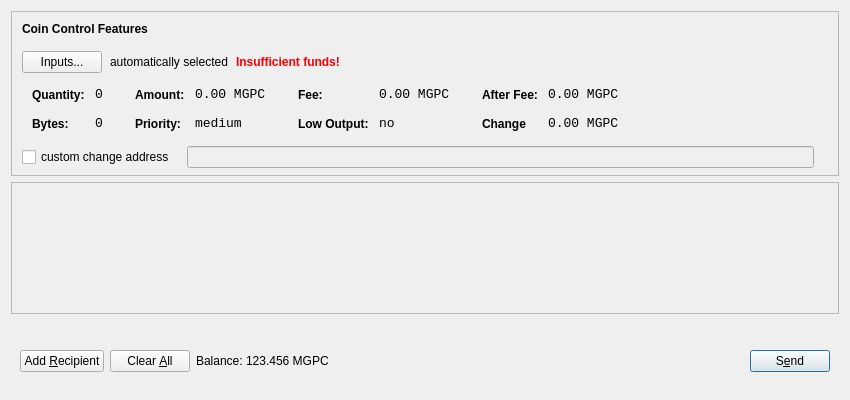
This is src/qt/forms/sendcoinsdialog.ui in mgpc-lab/MagpieCoin as Qt 5 draws it before an edit. The edited form follows.
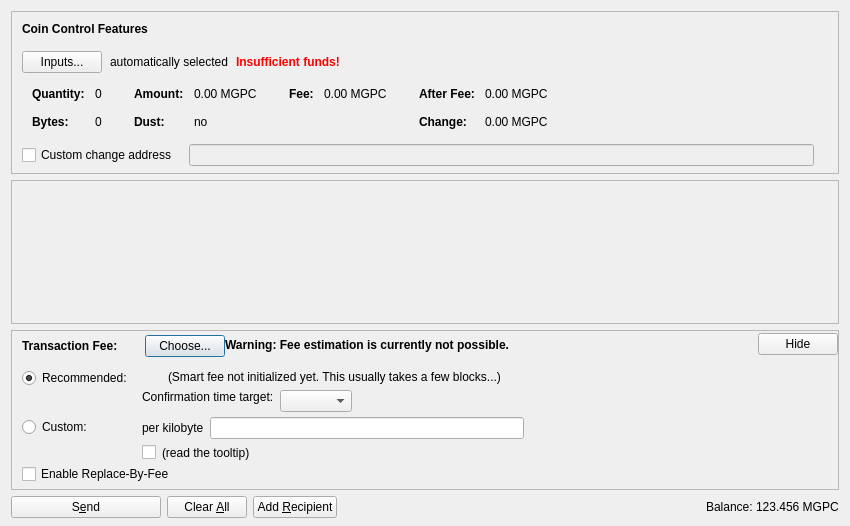
This is the edited form. Icons and pictures are not drawn. Custom widgets are drawn as their Qt base class.

```diff
--- a/src/qt/forms/sendcoinsdialog.ui
+++ b/src/qt/forms/sendcoinsdialog.ui
@@ -7,13 +7,13 @@
     <x>0</x>
     <y>0</y>
     <width>850</width>
-    <height>400</height>
+    <height>526</height>
    </rect>
   </property>
   <property name="windowTitle">
    <string>Send Coins</string>
   </property>
-  <layout class="QVBoxLayout" name="verticalLayout" stretch="0,1,0">
+  <layout class="QVBoxLayout" name="verticalLayout" stretch="0,1,0,0">
    <property name="bottomMargin">
     <number>8</number>
    </property>
@@ -39,7 +39,7 @@
      </property>
      <layout class="QVBoxLayout" name="verticalLayoutCoinControl2">
       <property name="spacing">
-       <number>6</number>
+       <number>0</number>
       </property>
       <property name="leftMargin">
        <number>0</number>
@@ -109,6 +109,9 @@
             <property name="text">
              <string>Inputs...</string>
             </property>
+            <property name="autoDefault">
+             <bool>false</bool>
+            </property>
            </widget>
           </item>
           <item>
@@ -215,8 +218,11 @@
                </property>
                <item row="0" column="0">
                 <widget class="QLabel" name="labelCoinControlQuantityText">
-                 <property name="styleSheet">
-                  <string notr="true">font-weight:bold;</string>
+                 <property name="font">
+                  <font>
+                   <weight>75</weight>
+                   <bold>true</bold>
+                  </font>
                  </property>
                  <property name="text">
                   <string>Quantity:</string>
@@ -228,12 +234,6 @@
                </item>
                <item row="0" column="1">
                 <widget class="QLabel" name="labelCoinControlQuantity">
-                 <property name="font">
-                  <font>
-                   <family>Monospace</family>
-                   <pointsize>10</pointsize>
-                  </font>
-                 </property>
                  <property name="cursor">
                   <cursorShape>IBeamCursor</cursorShape>
                  </property>
@@ -241,7 +241,7 @@
                   <enum>Qt::ActionsContextMenu</enum>
                  </property>
                  <property name="text">
-                  <string>0</string>
+                  <string notr="true">0</string>
                  </property>
                  <property name="margin">
                   <number>0</number>
@@ -253,8 +253,11 @@
                </item>
                <item row="1" column="0">
                 <widget class="QLabel" name="labelCoinControlBytesText">
-                 <property name="styleSheet">
-                  <string notr="true">font-weight:bold;</string>
+                 <property name="font">
+                  <font>
+                   <weight>75</weight>
+                   <bold>true</bold>
+                  </font>
                  </property>
                  <property name="text">
                   <string>Bytes:</string>
@@ -263,12 +266,6 @@
                </item>
                <item row="1" column="1">
                 <widget class="QLabel" name="labelCoinControlBytes">
-                 <property name="font">
-                  <font>
-                   <family>Monospace</family>
-                   <pointsize>10</pointsize>
-                  </font>
-                 </property>
                  <property name="cursor">
                   <cursorShape>IBeamCursor</cursorShape>
                  </property>
@@ -276,7 +273,7 @@
                   <enum>Qt::ActionsContextMenu</enum>
                  </property>
                  <property name="text">
-                  <string>0</string>
+                  <string notr="true">0</string>
                  </property>
                  <property name="textInteractionFlags">
                   <set>Qt::LinksAccessibleByMouse|Qt::TextSelectableByKeyboard|Qt::TextSelectableByMouse</set>
@@ -304,8 +301,11 @@
                </property>
                <item row="0" column="0">
                 <widget class="QLabel" name="labelCoinControlAmountText">
-                 <property name="styleSheet">
-                  <string notr="true">font-weight:bold;</string>
+                 <property name="font">
+                  <font>
+                   <weight>75</weight>
+                   <bold>true</bold>
+                  </font>
                  </property>
                  <property name="text">
                   <string>Amount:</string>
@@ -317,12 +317,6 @@
                </item>
                <item row="0" column="1">
                 <widget class="QLabel" name="labelCoinControlAmount">
-                 <property name="font">
-                  <font>
-                   <family>Monospace</family>
-                   <pointsize>10</pointsize>
-                  </font>
-                 </property>
                  <property name="cursor">
                   <cursorShape>IBeamCursor</cursorShape>
                  </property>
@@ -330,7 +324,7 @@
                   <enum>Qt::ActionsContextMenu</enum>
                  </property>
                  <property name="text">
-                  <string>0.00 MGPC</string>
+                  <string notr="true">0.00 MGPC</string>
                  </property>
                  <property name="textInteractionFlags">
                   <set>Qt::LinksAccessibleByMouse|Qt::TextSelectableByKeyboard|Qt::TextSelectableByMouse</set>
@@ -338,23 +332,20 @@
                 </widget>
                </item>
                <item row="1" column="0">
-                <widget class="QLabel" name="labelCoinControlPriorityText">
-                 <property name="styleSheet">
-                  <string notr="true">font-weight:bold;</string>
+                <widget class="QLabel" name="labelCoinControlLowOutputText">
+                 <property name="font">
+                  <font>
+                   <weight>75</weight>
+                   <bold>true</bold>
+                  </font>
                  </property>
                  <property name="text">
-                  <string>Priority:</string>
+                  <string>Dust:</string>
                  </property>
                 </widget>
                </item>
                <item row="1" column="1">
-                <widget class="QLabel" name="labelCoinControlPriority">
-                 <property name="font">
-                  <font>
-                   <family>Monospace</family>
-                   <pointsize>10</pointsize>
-                  </font>
-                 </property>
+                <widget class="QLabel" name="labelCoinControlLowOutput">
                  <property name="cursor">
                   <cursorShape>IBeamCursor</cursorShape>
                  </property>
@@ -362,7 +353,7 @@
                   <enum>Qt::ActionsContextMenu</enum>
                  </property>
                  <property name="text">
-                  <string>medium</string>
+                  <string notr="true">no</string>
                  </property>
                  <property name="textInteractionFlags">
                   <set>Qt::LinksAccessibleByMouse|Qt::TextSelectableByKeyboard|Qt::TextSelectableByMouse</set>
@@ -390,8 +381,11 @@
                </property>
                <item row="0" column="0">
                 <widget class="QLabel" name="labelCoinControlFeeText">
-                 <property name="styleSheet">
-                  <string notr="true">font-weight:bold;</string>
+                 <property name="font">
+                  <font>
+                   <weight>75</weight>
+                   <bold>true</bold>
+                  </font>
                  </property>
                  <property name="text">
                   <string>Fee:</string>
@@ -403,12 +397,6 @@
                </item>
                <item row="0" column="1">
                 <widget class="QLabel" name="labelCoinControlFee">
-                 <property name="font">
-                  <font>
-                   <family>Monospace</family>
-                   <pointsize>10</pointsize>
-                  </font>
-                 </property>
                  <property name="cursor">
                   <cursorShape>IBeamCursor</cursorShape>
                  </property>
@@ -416,39 +404,7 @@
                   <enum>Qt::ActionsContextMenu</enum>
                  </property>
                  <property name="text">
-                  <string>0.00 MGPC</string>
-                 </property>
-                 <property name="textInteractionFlags">
-                  <set>Qt::LinksAccessibleByMouse|Qt::TextSelectableByKeyboard|Qt::TextSelectableByMouse</set>
-                 </property>
-                </widget>
-               </item>
-               <item row="1" column="0">
-                <widget class="QLabel" name="labelCoinControlLowOutputText">
-                 <property name="styleSheet">
-                  <string notr="true">font-weight:bold;</string>
-                 </property>
-                 <property name="text">
-                  <string>Low Output:</string>
-                 </property>
-                </widget>
-               </item>
-               <item row="1" column="1">
-                <widget class="QLabel" name="labelCoinControlLowOutput">
-                 <property name="font">
-                  <font>
-                   <family>Monospace</family>
-                   <pointsize>10</pointsize>
-                  </font>
-                 </property>
-                 <property name="cursor">
-                  <cursorShape>IBeamCursor</cursorShape>
-                 </property>
-                 <property name="contextMenuPolicy">
-                  <enum>Qt::ActionsContextMenu</enum>
-                 </property>
-                 <property name="text">
-                  <string>no</string>
+                  <string notr="true">0.00 MGPC</string>
                  </property>
                  <property name="textInteractionFlags">
                   <set>Qt::LinksAccessibleByMouse|Qt::TextSelectableByKeyboard|Qt::TextSelectableByMouse</set>
@@ -476,8 +432,11 @@
                </property>
                <item row="0" column="0">
                 <widget class="QLabel" name="labelCoinControlAfterFeeText">
-                 <property name="styleSheet">
-                  <string notr="true">font-weight:bold;</string>
+                 <property name="font">
+                  <font>
+                   <weight>75</weight>
+                   <bold>true</bold>
+                  </font>
                  </property>
                  <property name="text">
                   <string>After Fee:</string>
@@ -489,12 +448,6 @@
                </item>
                <item row="0" column="1">
                 <widget class="QLabel" name="labelCoinControlAfterFee">
-                 <property name="font">
-                  <font>
-                   <family>Monospace</family>
-                   <pointsize>10</pointsize>
-                  </font>
-                 </property>
                  <property name="cursor">
                   <cursorShape>IBeamCursor</cursorShape>
                  </property>
@@ -502,7 +455,7 @@
                   <enum>Qt::ActionsContextMenu</enum>
                  </property>
                  <property name="text">
-                  <string>0.00 MGPC</string>
+                  <string notr="true">0.00 MGPC</string>
                  </property>
                  <property name="textInteractionFlags">
                   <set>Qt::LinksAccessibleByMouse|Qt::TextSelectableByKeyboard|Qt::TextSelectableByMouse</set>
@@ -511,22 +464,19 @@
                </item>
                <item row="1" column="0">
                 <widget class="QLabel" name="labelCoinControlChangeText">
-                 <property name="styleSheet">
-                  <string notr="true">font-weight:bold;</string>
+                 <property name="font">
+                  <font>
+                   <weight>75</weight>
+                   <bold>true</bold>
+                  </font>
                  </property>
                  <property name="text">
-                  <string>Change</string>
+                  <string>Change:</string>
                  </property>
                 </widget>
                </item>
                <item row="1" column="1">
                 <widget class="QLabel" name="labelCoinControlChange">
-                 <property name="font">
-                  <font>
-                   <family>Monospace</family>
-                   <pointsize>10</pointsize>
-                  </font>
-                 </property>
                  <property name="cursor">
                   <cursorShape>IBeamCursor</cursorShape>
                  </property>
@@ -534,7 +484,7 @@
                   <enum>Qt::ActionsContextMenu</enum>
                  </property>
                  <property name="text">
-                  <string>0.00 MGPC</string>
+                  <string notr="true">0.00 MGPC</string>
                  </property>
                  <property name="textInteractionFlags">
                   <set>Qt::LinksAccessibleByMouse|Qt::TextSelectableByKeyboard|Qt::TextSelectableByMouse</set>
@@ -564,13 +514,16 @@
           </property>
           <item>
            <widget class="QCheckBox" name="checkBoxCoinControlChange">
+            <property name="toolTip">
+             <string>If this is activated, but the change address is empty or invalid, change will be sent to a newly generated address.</string>
+            </property>
             <property name="text">
-             <string>custom change address</string>
+             <string>Custom change address</string>
             </property>
            </widget>
           </item>
           <item>
-           <widget class="QLineEdit" name="lineEditCoinControlChange">
+           <widget class="QValidatedLineEdit" name="lineEditCoinControlChange">
             <property name="enabled">
              <bool>false</bool>
             </property>
@@ -638,7 +591,7 @@
         <height>104</height>
        </rect>
       </property>
-      <layout class="QVBoxLayout" name="verticalLayout_2">
+      <layout class="QVBoxLayout" name="verticalLayout_2" stretch="0,1">
        <property name="leftMargin">
         <number>0</number>
        </property>
@@ -676,143 +629,654 @@
     </widget>
    </item>
    <item>
-    <widget class="QWidget" name="buttonBar" native="true">
-     <layout class="QHBoxLayout" name="horizontalLayout">
+    <widget class="QFrame" name="frameFee">
+     <property name="sizePolicy">
+      <sizepolicy hsizetype="Expanding" vsizetype="Expanding">
+       <horstretch>0</horstretch>
+       <verstretch>0</verstretch>
+      </sizepolicy>
+     </property>
+     <property name="maximumSize">
+      <size>
+       <width>16777215</width>
+       <height>16777215</height>
+      </size>
+     </property>
+     <property name="frameShape">
+      <enum>QFrame::StyledPanel</enum>
+     </property>
+     <property name="frameShadow">
+      <enum>QFrame::Sunken</enum>
+     </property>
+     <layout class="QVBoxLayout" name="verticalLayoutFee1">
+      <property name="spacing">
+       <number>0</number>
+      </property>
       <property name="leftMargin">
-       <number>9</number>
+       <number>0</number>
       </property>
       <property name="topMargin">
-       <number>30</number>
+       <number>0</number>
       </property>
       <property name="rightMargin">
-       <number>9</number>
+       <number>0</number>
       </property>
       <property name="bottomMargin">
-       <number>20</number>
+       <number>0</number>
       </property>
       <item>
-       <widget class="QPushButton" name="addButton">
-        <property name="maximumSize">
-         <size>
-          <width>136</width>
-          <height>36</height>
-         </size>
-        </property>
-        <property name="toolTip">
-         <string>Send to multiple recipients at once</string>
-        </property>
-        <property name="text">
-         <string>Add &amp;Recipient</string>
-        </property>
-        <property name="autoDefault">
-         <bool>false</bool>
-        </property>
-       </widget>
-      </item>
-      <item>
-       <widget class="QPushButton" name="clearButton">
-        <property name="sizePolicy">
-         <sizepolicy hsizetype="Minimum" vsizetype="Fixed">
-          <horstretch>0</horstretch>
-          <verstretch>0</verstretch>
-         </sizepolicy>
-        </property>
-        <property name="maximumSize">
-         <size>
-          <width>100</width>
-          <height>36</height>
-         </size>
-        </property>
-        <property name="toolTip">
-         <string>Remove all transaction fields</string>
-        </property>
-        <property name="text">
-         <string>Clear &amp;All</string>
-        </property>
-        <property name="autoRepeatDelay">
-         <number>300</number>
-        </property>
-        <property name="autoDefault">
-         <bool>false</bool>
-        </property>
-       </widget>
-      </item>
-      <item>
-       <layout class="QHBoxLayout" name="horizontalLayout_2">
+       <layout class="QVBoxLayout" name="verticalLayoutFee2" stretch="0,0,0">
         <property name="spacing">
-         <number>3</number>
+         <number>0</number>
         </property>
+        <property name="leftMargin">
+         <number>10</number>
+        </property>
+        <property name="topMargin">
+         <number>0</number>
+        </property>
         <item>
-         <widget class="QLabel" name="label">
-          <property name="sizePolicy">
-           <sizepolicy hsizetype="Preferred" vsizetype="Fixed">
-            <horstretch>0</horstretch>
-            <verstretch>0</verstretch>
-           </sizepolicy>
+         <layout class="QHBoxLayout" name="horizontalLayoutFee1">
+          <property name="bottomMargin">
+           <number>0</number>
           </property>
-          <property name="text">
-           <string>Balance:</string>
-          </property>
+          <item>
+           <layout class="QVBoxLayout" name="verticalLayoutFee7">
+            <property name="spacing">
+             <number>0</number>
+            </property>
+            <item>
+             <spacer name="verticalSpacerSmartFee">
+              <property name="orientation">
+               <enum>Qt::Vertical</enum>
+              </property>
+              <property name="sizeType">
+               <enum>QSizePolicy::Fixed</enum>
+              </property>
+              <property name="sizeHint" stdset="0">
+               <size>
+                <width>1</width>
+                <height>4</height>
+               </size>
+              </property>
+             </spacer>
+            </item>
+            <item>
+             <layout class="QHBoxLayout" name="horizontalLayoutSmartFee">
+              <property name="spacing">
+               <number>10</number>
+              </property>
+              <item>
+               <widget class="QLabel" name="labelFeeHeadline">
+                <property name="sizePolicy">
+                 <sizepolicy hsizetype="Preferred" vsizetype="Maximum">
+                  <horstretch>0</horstretch>
+                  <verstretch>0</verstretch>
+                 </sizepolicy>
+                </property>
+                <property name="font">
+                 <font>
+                  <weight>75</weight>
+                  <bold>true</bold>
+                 </font>
+                </property>
+                <property name="styleSheet">
+                 <string notr="true">font-weight:bold;</string>
+                </property>
+                <property name="text">
+                 <string>Transaction Fee:</string>
+                </property>
+               </widget>
+              </item>
+              <item>
+               <widget class="QLabel" name="labelFeeMinimized">
+                <property name="text">
+                 <string/>
+                </property>
+               </widget>
+              </item>
+              <item>
+               <widget class="QPushButton" name="buttonChooseFee">
+                <property name="text">
+                 <string>Choose...</string>
+                </property>
+               </widget>
+              </item>
+             </layout>
+            </item>
+            <item>
+             <spacer name="verticalSpacer_5">
+              <property name="orientation">
+               <enum>Qt::Vertical</enum>
+              </property>
+              <property name="sizeHint" stdset="0">
+               <size>
+                <width>1</width>
+                <height>1</height>
+               </size>
+              </property>
+             </spacer>
+            </item>
+           </layout>
+          </item>
+          <item>
+           <widget class="QLabel" name="fallbackFeeWarningLabel">
+            <property name="toolTip">
+             <string>Using the fallbackfee can result in sending a transaction that will take several hours or days (or never) to confirm. Consider choosing your fee manually or wait until you have validated the complete chain.</string>
+            </property>
+            <property name="font">
+            <font>
+                <weight>75</weight>
+                <bold>true</bold>
+            </font>
+            </property>
+            <property name="text">
+             <string>Warning: Fee estimation is currently not possible.</string>
+            </property>
+            <property name="wordWrap">
+             <bool>false</bool>
+            </property>
+           </widget>
+          </item>
+          <item>
+           <spacer name="horizontalSpacer_4">
+            <property name="orientation">
+             <enum>Qt::Horizontal</enum>
+            </property>
+            <property name="sizeType">
+             <enum>QSizePolicy::MinimumExpanding</enum>
+            </property>
+            <property name="sizeHint" stdset="0">
+             <size>
+              <width>40</width>
+              <height>20</height>
+             </size>
+            </property>
+           </spacer>
+          </item>
+          <item>
+           <widget class="QPushButton" name="buttonMinimizeFee">
+            <property name="toolTip">
+             <string>collapse fee-settings</string>
+            </property>
+            <property name="text">
+             <string>Hide</string>
+            </property>
+           </widget>
+          </item>
+         </layout>
+        </item>
+        <item>
+         <widget class="QFrame" name="frameFeeSelection">
+          <layout class="QVBoxLayout" name="verticalLayoutFee12">
+           <property name="spacing">
+            <number>0</number>
+           </property>
+           <property name="leftMargin">
+            <number>0</number>
+           </property>
+           <property name="topMargin">
+            <number>0</number>
+           </property>
+           <property name="rightMargin">
+            <number>0</number>
+           </property>
+           <property name="bottomMargin">
+            <number>0</number>
+           </property>
+           <item>
+            <layout class="QGridLayout" name="gridLayoutFee">
+             <property name="topMargin">
+              <number>10</number>
+             </property>
+             <property name="bottomMargin">
+              <number>4</number>
+             </property>
+             <property name="horizontalSpacing">
+              <number>10</number>
+             </property>
+             <property name="verticalSpacing">
+              <number>4</number>
+             </property>
+             <item row="1" column="1">
+              <layout class="QVBoxLayout" name="verticalLayoutFee8">
+               <property name="spacing">
+                <number>6</number>
+               </property>
+               <item>
+                <layout class="QHBoxLayout" name="horizontalLayoutFee13">
+                 <item>
+                  <widget class="QLabel" name="labelCustomPerKilobyte">
+                   <property name="toolTip">
+                    <string>Specify a custom fee per kB (1,000 bytes) of the transaction's virtual size.
+
+Note:  Since the fee is calculated on a per-byte basis, a fee of "100 satoshis per kB" for a transaction size of 500 bytes (half of 1 kB) would ultimately yield a fee of only 50 satoshis.</string>
+                   </property>
+                   <property name="text">
+                    <string>per kilobyte</string>
+                   </property>
+                  </widget>
+                 </item>
+                 <item>
+                  <widget class="MagpieCoinAmountField" name="customFee"/>
+                 </item>
+                 <item>
+                  <spacer name="horizontalSpacer_6">
+                   <property name="orientation">
+                    <enum>Qt::Horizontal</enum>
+                   </property>
+                   <property name="sizeHint" stdset="0">
+                    <size>
+                     <width>1</width>
+                     <height>1</height>
+                    </size>
+                   </property>
+                  </spacer>
+                 </item>
+                </layout>
+               </item>
+               <item>
+                <layout class="QHBoxLayout" name="horizontalLayoutFee8">
+                 <item>
+                  <widget class="QCheckBox" name="checkBoxMinimumFee">
+                   <property name="toolTip">
+                    <string>Paying only the minimum fee is just fine as long as there is less transaction volume than space in the blocks. But be aware that this can end up in a never confirming transaction once there is more demand for magpiecoin transactions than the network can process.</string>
+                   </property>
+                   <property name="text">
+                    <string/>
+                   </property>
+                  </widget>
+                 </item>
+                 <item>
+                  <widget class="QLabel" name="labelMinFeeWarning">
+                   <property name="enabled">
+                    <bool>true</bool>
+                   </property>
+                   <property name="toolTip">
+                    <string>Paying only the minimum fee is just fine as long as there is less transaction volume than space in the blocks. But be aware that this can end up in a never confirming transaction once there is more demand for magpiecoin transactions than the network can process.</string>
+                   </property>
+                   <property name="text">
+                    <string>(read the tooltip)</string>
+                   </property>
+                   <property name="margin">
+                    <number>5</number>
+                   </property>
+                  </widget>
+                 </item>
+                 <item>
+                  <spacer name="horizontalSpacer_2">
+                   <property name="orientation">
+                    <enum>Qt::Horizontal</enum>
+                   </property>
+                   <property name="sizeHint" stdset="0">
+                    <size>
+                     <width>1</width>
+                     <height>1</height>
+                    </size>
+                   </property>
+                  </spacer>
+                 </item>
+                </layout>
+               </item>
+              </layout>
+             </item>
+             <item row="0" column="0">
+              <layout class="QVBoxLayout" name="verticalLayoutFee4" stretch="0,1">
+               <item>
+                <widget class="QRadioButton" name="radioSmartFee">
+                 <property name="text">
+                  <string>Recommended:</string>
+                 </property>
+                 <property name="checked">
+                  <bool>true</bool>
+                 </property>
+                 <attribute name="buttonGroup">
+                  <string notr="true">groupFee</string>
+                 </attribute>
+                </widget>
+               </item>
+               <item>
+                <spacer name="verticalSpacer_2">
+                 <property name="orientation">
+                  <enum>Qt::Vertical</enum>
+                 </property>
+                 <property name="sizeHint" stdset="0">
+                  <size>
+                   <width>1</width>
+                   <height>1</height>
+                  </size>
+                 </property>
+                </spacer>
+               </item>
+              </layout>
+             </item>
+             <item row="1" column="0">
+              <layout class="QVBoxLayout" name="verticalLayoutFee9" stretch="0,1">
+               <item>
+                <widget class="QRadioButton" name="radioCustomFee">
+                 <property name="text">
+                  <string>Custom:</string>
+                 </property>
+                 <attribute name="buttonGroup">
+                  <string notr="true">groupFee</string>
+                 </attribute>
+                </widget>
+               </item>
+               <item>
+                <spacer name="verticalSpacer_6">
+                 <property name="orientation">
+                  <enum>Qt::Vertical</enum>
+                 </property>
+                 <property name="sizeHint" stdset="0">
+                  <size>
+                   <width>1</width>
+                   <height>1</height>
+                  </size>
+                 </property>
+                </spacer>
+               </item>
+              </layout>
+             </item>
+             <item row="0" column="1">
+              <layout class="QVBoxLayout" name="verticalLayoutFee3" stretch="0,0,1">
+               <property name="spacing">
+                <number>6</number>
+               </property>
+               <property name="topMargin">
+                <number>2</number>
+               </property>
+               <item>
+                <layout class="QHBoxLayout" name="horizontalLayoutFee12">
+                 <item>
+                  <widget class="QLabel" name="labelSmartFee">
+                   <property name="text">
+                    <string/>
+                   </property>
+                   <property name="margin">
+                    <number>2</number>
+                   </property>
+                  </widget>
+                 </item>
+                 <item>
+                  <widget class="QLabel" name="labelFeeEstimation">
+                   <property name="text">
+                    <string/>
+                   </property>
+                  </widget>
+                 </item>
+                 <item>
+                  <widget class="QLabel" name="labelSmartFee2">
+                   <property name="text">
+                    <string>(Smart fee not initialized yet. This usually takes a few blocks...)</string>
+                   </property>
+                   <property name="margin">
+                    <number>2</number>
+                   </property>
+                  </widget>
+                 </item>
+                 <item>
+                  <spacer name="horizontalSpacer_5">
+                   <property name="orientation">
+                    <enum>Qt::Horizontal</enum>
+                   </property>
+                   <property name="sizeHint" stdset="0">
+                    <size>
+                     <width>1</width>
+                     <height>1</height>
+                    </size>
+                   </property>
+                  </spacer>
+                 </item>
+                </layout>
+               </item>
+               <item>
+                <layout class="QHBoxLayout" name="horizontalLayoutFee9">
+                 <item>
+                  <layout class="QVBoxLayout" name="verticalLayoutFee6">
+                   <item>
+                    <widget class="QLabel" name="labelSmartFee3">
+                     <property name="text">
+                      <string>Confirmation time target:</string>
+                     </property>
+                     <property name="margin">
+                      <number>2</number>
+                     </property>
+                    </widget>
+                   </item>
+                   <item>
+                    <spacer name="verticalSpacer_3">
+                     <property name="orientation">
+                      <enum>Qt::Vertical</enum>
+                     </property>
+                     <property name="sizeHint" stdset="0">
+                      <size>
+                       <width>1</width>
+                       <height>1</height>
+                      </size>
+                     </property>
+                    </spacer>
+                   </item>
+                  </layout>
+                 </item>
+                 <item>
+                  <layout class="QVBoxLayout" name="verticalLayoutFee5">
+                   <property name="rightMargin">
+                    <number>30</number>
+                   </property>
+                   <item>
+                    <layout class="QHBoxLayout" name="horizontalLayoutConfTarget">
+                     <property name="bottomMargin">
+                      <number>0</number>
+                     </property>
+                     <item>
+                      <widget class="QComboBox" name="confTargetSelector"/>
+                     </item>
+                     <item>
+                      <spacer name="horizontalSpacerConfTarget">
+                       <property name="orientation">
+                        <enum>Qt::Horizontal</enum>
+                       </property>
+                       <property name="sizeHint" stdset="0">
+                        <size>
+                         <width>40</width>
+                         <height>20</height>
+                        </size>
+                       </property>
+                      </spacer>
+                     </item>
+                    </layout>
+                   </item>
+                  </layout>
+                 </item>
+                </layout>
+               </item>
+               <item>
+                <spacer name="verticalSpacer_4">
+                 <property name="orientation">
+                  <enum>Qt::Vertical</enum>
+                 </property>
+                 <property name="sizeHint" stdset="0">
+                  <size>
+                   <width>1</width>
+                   <height>1</height>
+                  </size>
+                 </property>
+                </spacer>
+               </item>
+              </layout>
+             </item>
+            </layout>
+           </item>
+           <item>
+            <widget class="QCheckBox" name="optInRBF">
+             <property name="text">
+              <string>Enable Replace-By-Fee</string>
+             </property>
+             <property name="toolTip">
+              <string>With Replace-By-Fee (BIP-125) you can increase a transaction's fee after it is sent. Without this, a higher fee may be recommended to compensate for increased transaction delay risk.</string>
+             </property>
+            </widget>
+           </item>
+          </layout>
          </widget>
         </item>
         <item>
-         <widget class="QLabel" name="labelBalance">
-          <property name="sizePolicy">
-           <sizepolicy hsizetype="Preferred" vsizetype="Fixed">
-            <horstretch>0</horstretch>
-            <verstretch>0</verstretch>
-           </sizepolicy>
+         <spacer name="verticalSpacerFee">
+          <property name="orientation">
+           <enum>Qt::Vertical</enum>
           </property>
-          <property name="cursor">
-           <cursorShape>IBeamCursor</cursorShape>
+          <property name="sizeHint" stdset="0">
+           <size>
+            <width>40</width>
+            <height>5</height>
+           </size>
           </property>
-          <property name="text">
-           <string>123.456 MGPC</string>
-          </property>
-          <property name="textInteractionFlags">
-           <set>Qt::LinksAccessibleByMouse|Qt::TextSelectableByKeyboard|Qt::TextSelectableByMouse</set>
-          </property>
-         </widget>
+         </spacer>
         </item>
        </layout>
       </item>
-      <item>
-       <spacer name="horizontalSpacer">
-        <property name="orientation">
-         <enum>Qt::Horizontal</enum>
-        </property>
-        <property name="sizeHint" stdset="0">
-         <size>
-          <width>40</width>
-          <height>20</height>
-         </size>
-        </property>
-       </spacer>
-      </item>
-      <item>
-       <widget class="QPushButton" name="sendButton">
-        <property name="maximumSize">
-         <size>
-          <width>96</width>
-          <height>36</height>
-         </size>
-        </property>
-        <property name="toolTip">
-         <string>Confirm the send action</string>
-        </property>
-        <property name="text">
-         <string>S&amp;end</string>
-        </property>
-        <property name="default">
-         <bool>true</bool>
-        </property>
-       </widget>
-      </item>
      </layout>
     </widget>
    </item>
+   <item>
+    <layout class="QHBoxLayout" name="horizontalLayout">
+     <item>
+      <widget class="QPushButton" name="sendButton">
+       <property name="minimumSize">
+        <size>
+         <width>150</width>
+         <height>0</height>
+        </size>
+       </property>
+       <property name="toolTip">
+        <string>Confirm the send action</string>
+       </property>
+       <property name="text">
+        <string>S&amp;end</string>
+       </property>
+       <property name="icon">
+        <iconset resource="../magpiecoin.qrc">
+         <normaloff>:/icons/send</normaloff>:/icons/send</iconset>
+       </property>
+       <property name="autoDefault">
+        <bool>false</bool>
+       </property>
+       <property name="default">
+        <bool>false</bool>
+       </property>
+      </widget>
+     </item>
+     <item>
+      <widget class="QPushButton" name="clearButton">
+       <property name="sizePolicy">
+        <sizepolicy hsizetype="Minimum" vsizetype="Fixed">
+         <horstretch>0</horstretch>
+         <verstretch>0</verstretch>
+        </sizepolicy>
+       </property>
+       <property name="toolTip">
+        <string>Clear all fields of the form.</string>
+       </property>
+       <property name="text">
+        <string>Clear &amp;All</string>
+       </property>
+       <property name="icon">
+        <iconset resource="../magpiecoin.qrc">
+         <normaloff>:/icons/remove</normaloff>:/icons/remove</iconset>
+       </property>
+       <property name="autoDefault">
+        <bool>false</bool>
+       </property>
+      </widget>
+     </item>
+     <item>
+      <widget class="QPushButton" name="addButton">
+       <property name="toolTip">
+        <string>Send to multiple recipients at once</string>
+       </property>
+       <property name="text">
+        <string>Add &amp;Recipient</string>
+       </property>
+       <property name="icon">
+        <iconset resource="../magpiecoin.qrc">
+         <normaloff>:/icons/add</normaloff>:/icons/add</iconset>
+       </property>
+       <property name="autoDefault">
+        <bool>false</bool>
+       </property>
+      </widget>
+     </item>
+     <item>
+      <spacer name="horizontalSpacer">
+       <property name="orientation">
+        <enum>Qt::Horizontal</enum>
+       </property>
+       <property name="sizeHint" stdset="0">
+        <size>
+         <width>40</width>
+         <height>20</height>
+        </size>
+       </property>
+      </spacer>
+     </item>
+     <item>
+      <layout class="QHBoxLayout" name="horizontalLayout_2">
+       <property name="spacing">
+        <number>3</number>
+       </property>
+       <item>
+        <widget class="QLabel" name="label">
+         <property name="sizePolicy">
+          <sizepolicy hsizetype="Preferred" vsizetype="Fixed">
+           <horstretch>0</horstretch>
+           <verstretch>0</verstretch>
+          </sizepolicy>
+         </property>
+         <property name="text">
+          <string>Balance:</string>
+         </property>
+        </widget>
+       </item>
+       <item>
+        <widget class="QLabel" name="labelBalance">
+         <property name="sizePolicy">
+          <sizepolicy hsizetype="Preferred" vsizetype="Fixed">
+           <horstretch>0</horstretch>
+           <verstretch>0</verstretch>
+          </sizepolicy>
+         </property>
+         <property name="cursor">
+          <cursorShape>IBeamCursor</cursorShape>
+         </property>
+         <property name="text">
+          <string notr="true">123.456 MGPC</string>
+         </property>
+         <property name="textInteractionFlags">
+          <set>Qt::LinksAccessibleByMouse|Qt::TextSelectableByKeyboard|Qt::TextSelectableByMouse</set>
+         </property>
+        </widget>
+       </item>
+      </layout>
+     </item>
+    </layout>
+   </item>
   </layout>
  </widget>
- <resources/>
+ <customwidgets>
+  <customwidget>
+   <class>QValidatedLineEdit</class>
+   <extends>QLineEdit</extends>
+   <header>qt/qvalidatedlineedit.h</header>
+  </customwidget>
+  <customwidget>
+   <class>MagpieCoinAmountField</class>
+   <extends>QLineEdit</extends>
+   <header>qt/magpiecoinamountfield.h</header>
+   <container>1</container>
+  </customwidget>
+ </customwidgets>
+ <resources>
+  <include location="../magpiecoin.qrc"/>
+ </resources>
  <connections/>
 </ui>
```
Left out of the diff: 3 changed lines with no effect on the pictures.
